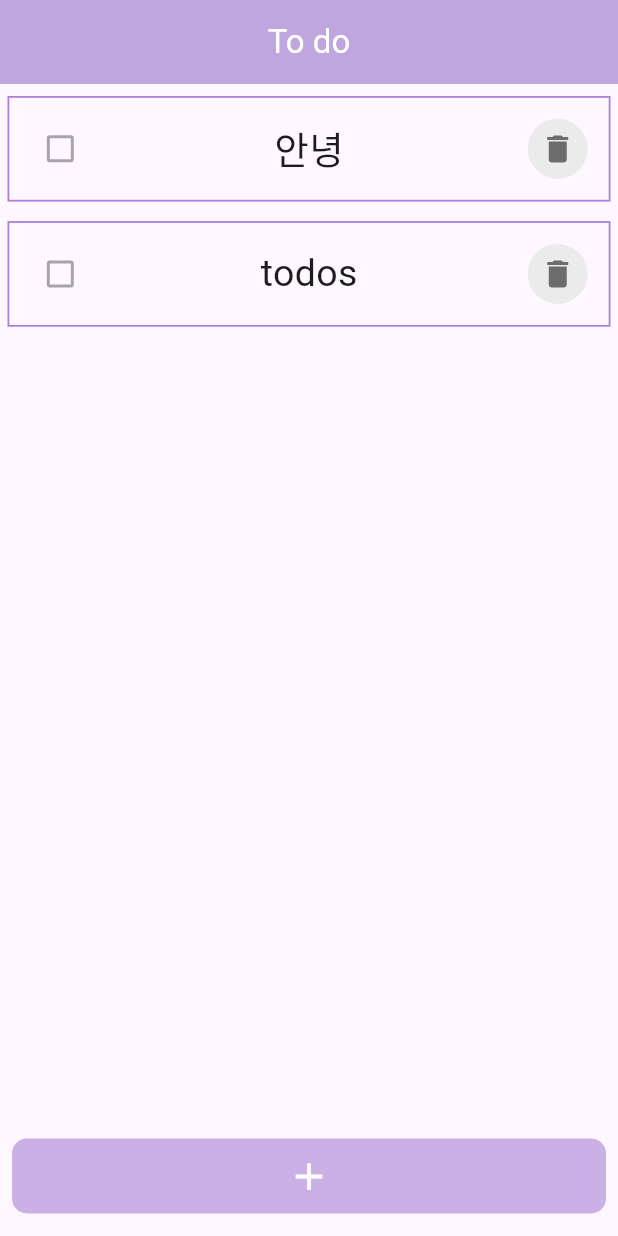
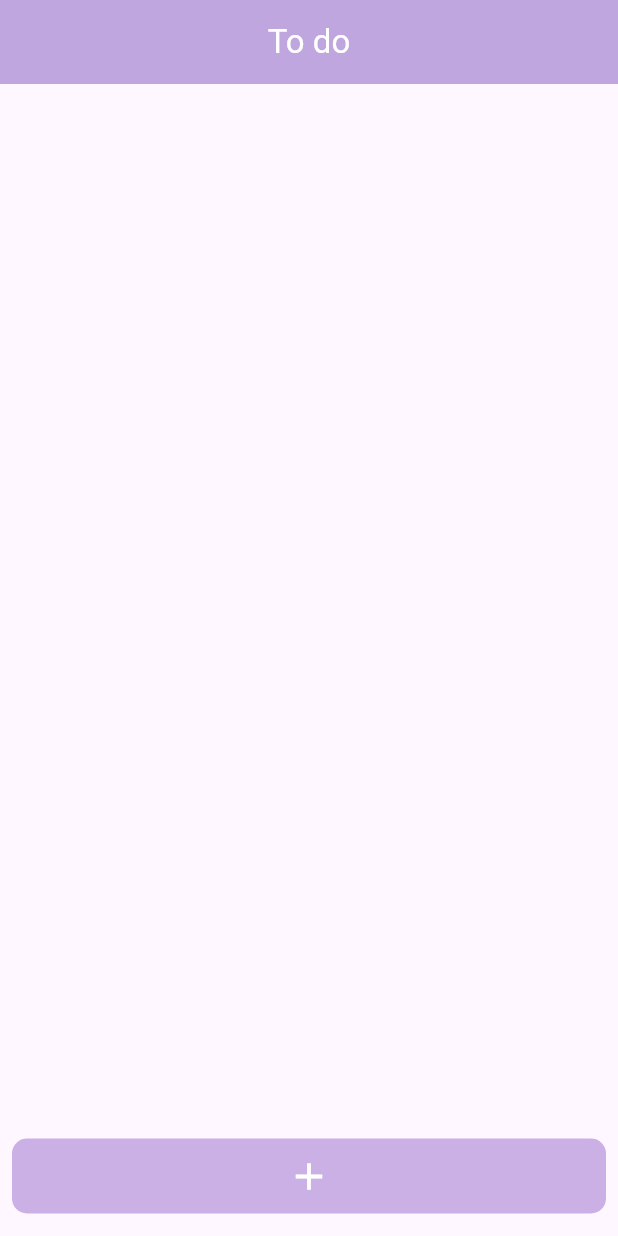
Before and after one commit to ahyng/todo_flutterproject, a Flutter app: the screen it shows after launch, on a phone screen of 412 x 824 dp. Run offline on Flutter 3.47's test engine with Material 3 defaults, Android fonts, the phone set to English and light mode, and no system bars.

Commit message:
처음 화면 수정

```diff
--- a/todo_flutterproject/lib/home.dart
+++ b/todo_flutterproject/lib/home.dart
@@ -14,8 +14,6 @@ class _homeState extends State<home> {
   @override
   void initState() {
     super.initState();
-    todoList.add('안녕');
-    todoList.add('todos');
   }
 
   void _addNavigation(BuildContext context) async {
```
